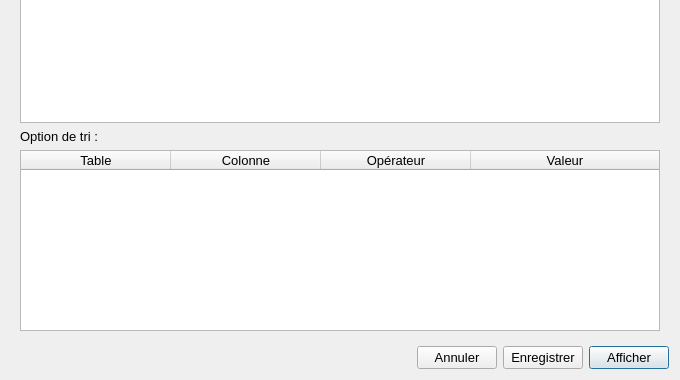
Above: GUI/statistique.ui from samueldrouin/PyGuide before the change; both pictures show x 0 to 680 and y 210 to 590 of the 680 by 590 pixel window. Below: the same form after it.
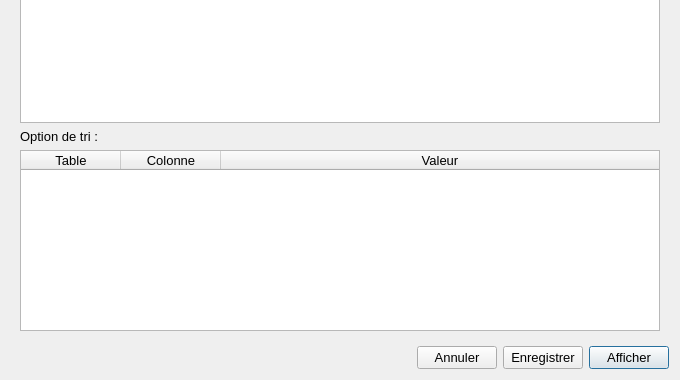
That is the form after the change.

Commit message:
Revert "Amélioration du système de tri"
This reverts commit 8271a3bfe9c29da42c741e7530d340106b1f6b8d.

What changed in the file:
```diff
--- a/GUI/statistique.ui
+++ b/GUI/statistique.ui
@@ -149,9 +149,6 @@
       </item>
       <item>
        <widget class="QTableWidget" name="tbl_tri">
-        <attribute name="horizontalHeaderDefaultSectionSize">
-         <number>150</number>
-        </attribute>
         <attribute name="horizontalHeaderStretchLastSection">
          <bool>true</bool>
         </attribute>
@@ -165,11 +162,6 @@
           <string>Colonne</string>
          </property>
         </column>
-        <column>
-         <property name="text">
-          <string>Opérateur</string>
-         </property>
-        </column>
         <column>
          <property name="text">
           <string>Valeur</string>
```
The commit also changes 1 other file.
